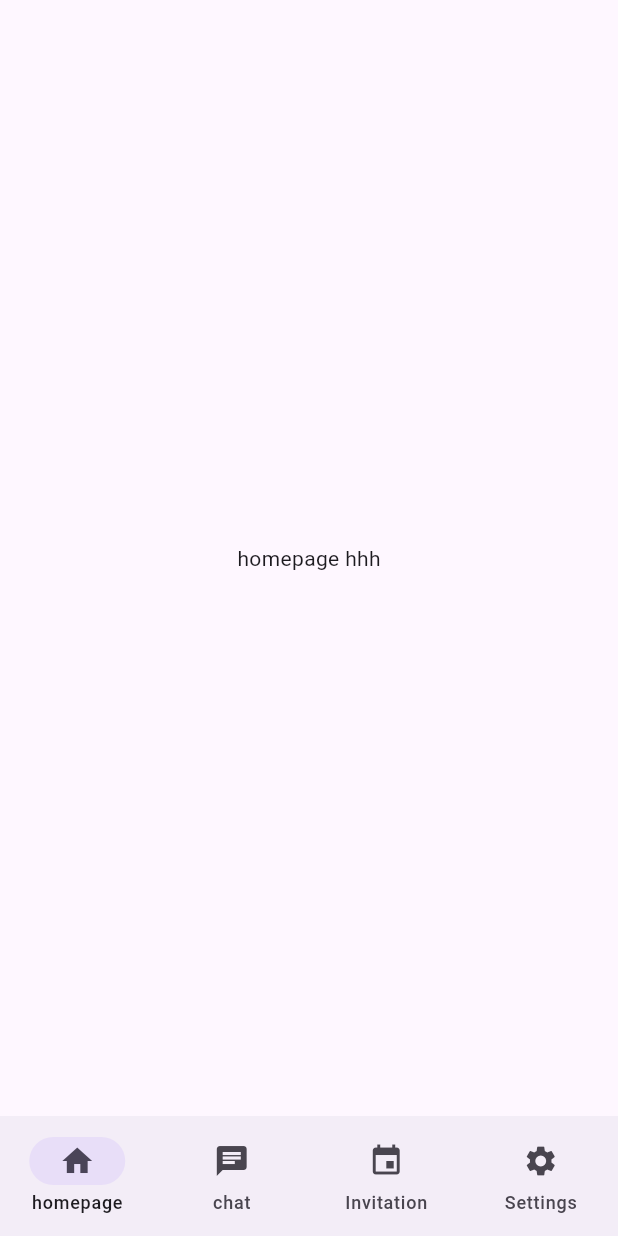
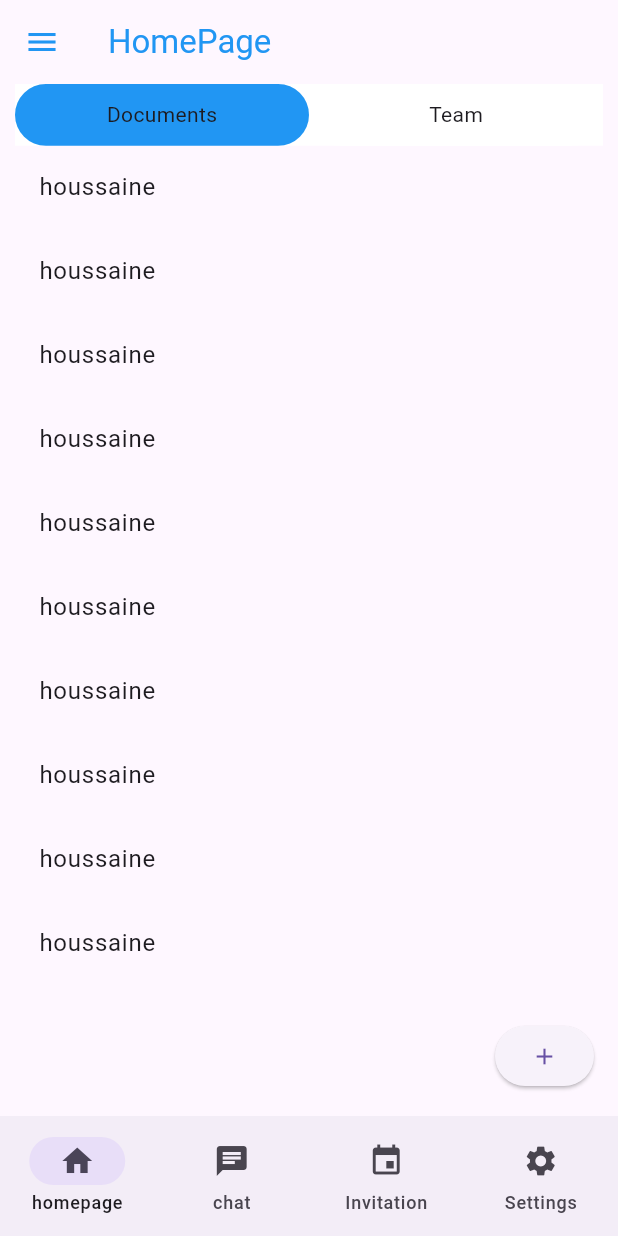
Before and after one commit to houssainebendhieb/Collaborative-Application, a Flutter app: the screen it shows once a user with an empty profile is signed in, on a phone screen of 412 x 824 dp. Run offline on Flutter 3.47's test engine with Material 3 defaults, Android fonts, the phone set to English and light mode, and no system bars; our stand-ins replace bloc, cloud_firestore, equatable, firebase_auth, firebase_core, flutter_bloc and 1 more; missing offline and left inert: flutter_quill; accounts and stored records are empty.

Commit message:
finish ui document and team

```diff
--- /dev/null
+++ b/lib/feature/homepage/data/cubit/homepage_state.dart
@@ -0,0 +1,23 @@
+part of 'homepage_cubit.dart';
+
+@immutable
+sealed class HomepageState {}
+
+final class HomepageInitial extends HomepageState {}
+
+final class HomepageDocumentSucces extends HomepageState {
+  HomepageDocumentSucces({required this.listDocument});
+  final List<Map<String, dynamic>> listDocument;
+}
+
+final class HomepageTeamSucces extends HomepageState {
+  HomepageTeamSucces({required this.listTeam});
+  final List<Map<String, dynamic>> listTeam;
+}
+
+final class HomepageLoading extends HomepageState {}
+
+final class HomepageFailure extends HomepageState {
+  final String errorMessage;
+  HomepageFailure({required this.errorMessage});
+}
--- /dev/null
+++ b/lib/feature/homepage/views/document_list.dart
@@ -0,0 +1,29 @@
+import 'package:flutter/material.dart';
+import 'package:flutter_bloc/flutter_bloc.dart';
+import 'package:google_docs_clone/feature/homepage/data/cubit/homepage_cubit.dart';
+
+class DocumentList extends StatefulWidget {
+  const DocumentList({super.key});
+
+  @override
+  State<DocumentList> createState() => _DocumentListState();
+}
+
+class _DocumentListState extends State<DocumentList> {
+  @override
+  Widget build(BuildContext context) {
+    return BlocBuilder<HomepageCubit, HomepageState>(
+      builder: (context, state) {
+        return Expanded(
+            child: ListView.builder(
+          itemCount: 10,
+          itemBuilder: (context, index) {
+            return const ListTile(
+              title: Text("houssaine "),
+            );
+          },
+        ));
+      },
+    );
+  }
+}
--- a/lib/feature/homepage/views/homepage.dart
+++ b/lib/feature/homepage/views/homepage.dart
@@ -1,4 +1,8 @@
 import 'package:flutter/material.dart';
+import 'package:flutter_bloc/flutter_bloc.dart';
+import 'package:google_docs_clone/feature/homepage/data/cubit/homepage_cubit.dart';
+import 'package:google_docs_clone/feature/homepage/views/document_list.dart';
+import 'package:google_docs_clone/feature/homepage/views/team_list.dart';
 
 class HomePageScreen extends StatefulWidget {
   const HomePageScreen({super.key});
@@ -8,8 +12,78 @@ class HomePageScreen extends StatefulWidget {
 }
 
 class _HomePageScreenState extends State<HomePageScreen> {
+  var index = 0;
   @override
   Widget build(BuildContext context) {
-    return const Center(child: Text("homepage hhh"));
+    var _height = MediaQuery.sizeOf(context).height;
+    var _width = MediaQuery.sizeOf(context).width;
+    return SafeArea(
+      child: Scaffold(
+        appBar: AppBar(
+          leading: const Icon(Icons.menu, color: Colors.blue),
+          title: const Text(
+            "HomePage",
+            style: TextStyle(color: Colors.blue),
+          ),
+        ),
+        body: Padding(
+          padding: const EdgeInsets.symmetric(horizontal: 10),
+          child: Column(
+            children: [
+              Container(
+                height: _height * 0.05,
+                width: _width,
+                decoration: const BoxDecoration(color: Colors.white),
+                child: Row(
+                  children: [
+                    Expanded(
+                        child: GestureDetector(
+                      onTap: () {
+                        setState(() {
+                          index = 0;
+                        });
+                      },
+                      child: Container(
+                        decoration: BoxDecoration(
+                            color: index == 0 ? Colors.blue : Colors.white,
+                            borderRadius: BorderRadius.circular(25)),
+                        child: const Center(child: Text("Documents")),
+                      ),
+                    )),
+                    Expanded(
+                        child: GestureDetector(
+                      onTap: () {
+                        setState(() {
+                          index = 1;
+                        });
+                      },
+                      child: Container(
+                        decoration: BoxDecoration(
+                            color: index == 0 ? Colors.white : Colors.blue,
+                            borderRadius: BorderRadius.circular(25)),
+                        child: const Center(child: Text("Team")),
+                      ),
+                    )),
+                  ],
+                ),
+              ),
+              index == 0
+                  ? BlocProvider(
+                      create: (context) => HomepageCubit()..emitDocument(),
+                      child: const DocumentList(),
+                    )
+                  : const TeamList()
+            ],
+          ),
+        ),
+        floatingActionButton: ElevatedButton(
+            onPressed: () {
+              //
+              if (index == 0) {
+              } else {}
+            },
+            child: const Icon(Icons.add)),
+      ),
+    );
   }
 }
--- a/lib/main.dart
+++ b/lib/main.dart
@@ -4,7 +4,6 @@ import 'package:flutter/material.dart';
 import 'package:flutter_bloc/flutter_bloc.dart';
 import 'package:google_docs_clone/feature/auth/data/cubit/user_cubit.dart';
 import 'package:google_docs_clone/feature/auth/views/login.dart';
-import 'package:google_docs_clone/feature/homepage/views/homepage.dart';
 import 'package:google_docs_clone/feature/navbar.dart';
 import 'package:google_docs_clone/firebase_options.dart';
 
--- a/pubspec.yaml
+++ b/pubspec.yaml
@@ -41,6 +41,7 @@ dependencies:
   logging: ^1.2.0
   quill_native_bridge: ^10.7.4
   routemaster: ^1.0.1
+  shared_preferences: ^2.5.1
   url_launcher: ^6.3.0
   uuid: ^4.5.1
   win32: ^5.10.1
```
Also changed, not shown: lib/feature/auth/data/cubit/user_cubit.dart (+24 -0 lines), lib/feature/homepage/data/cubit/homepage_cubit.dart (added, +56 -0 lines), lib/feature/homepage/views/team_list.dart (added, +20 -0 lines), pubspec.lock, 2 other files.
